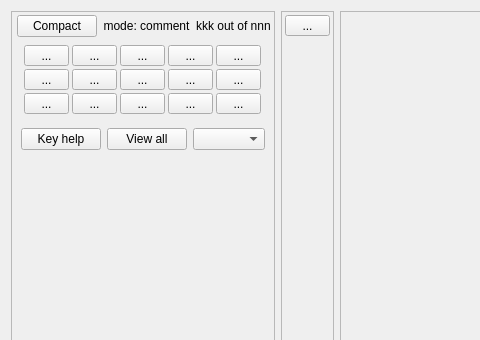
The window that qtCreatorFiles/ui_annotator_rhm.ui (plomgrading/plom) describes before a commit, drawn with Qt 5; both pictures show x 0 to 480 and y 0 to 340 of the 862 by 670 pixel window.
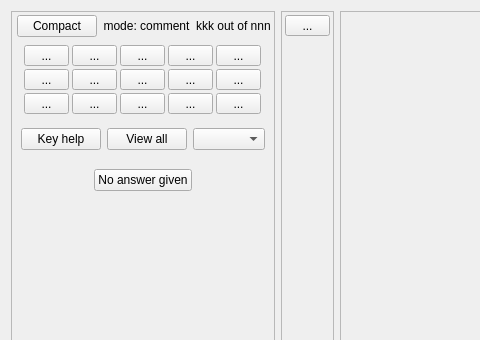
The same window after the commit.

Commit message: No answer button in annotator.

Diff of the .ui file:
```diff
--- a/qtCreatorFiles/ui_annotator_rhm.ui
+++ b/qtCreatorFiles/ui_annotator_rhm.ui
@@ -167,7 +167,7 @@
      <property name="frameShadow">
       <enum>QFrame::Raised</enum>
      </property>
-     <layout class="QVBoxLayout" name="verticalLayout" stretch="0,0,0,0,0,0">
+     <layout class="QVBoxLayout" name="verticalLayout" stretch="0,0,0,0,0,0,0">
       <property name="spacing">
        <number>2</number>
       </property>
@@ -618,6 +618,43 @@
         </layout>
        </widget>
       </item>
+      <item>
+       <layout class="QHBoxLayout" name="horizontalLayout_2">
+        <item>
+         <spacer name="horizontalSpacer_2">
+          <property name="orientation">
+           <enum>Qt::Horizontal</enum>
+          </property>
+          <property name="sizeHint" stdset="0">
+           <size>
+            <width>40</width>
+            <height>20</height>
+           </size>
+          </property>
+         </spacer>
+        </item>
+        <item>
+         <widget class="QPushButton" name="noAnswerButton">
+          <property name="text">
+           <string>No answer given</string>
+          </property>
+         </widget>
+        </item>
+        <item>
+         <spacer name="horizontalSpacer">
+          <property name="orientation">
+           <enum>Qt::Horizontal</enum>
+          </property>
+          <property name="sizeHint" stdset="0">
+           <size>
+            <width>40</width>
+            <height>20</height>
+           </size>
+          </property>
+         </spacer>
+        </item>
+       </layout>
+      </item>
       <item>
        <widget class="QFrame" name="frame_3">
         <property name="sizePolicy">
```
Left out of the diff: 232 changed lines with no effect on the pictures. The commit also changes 7 other files.
